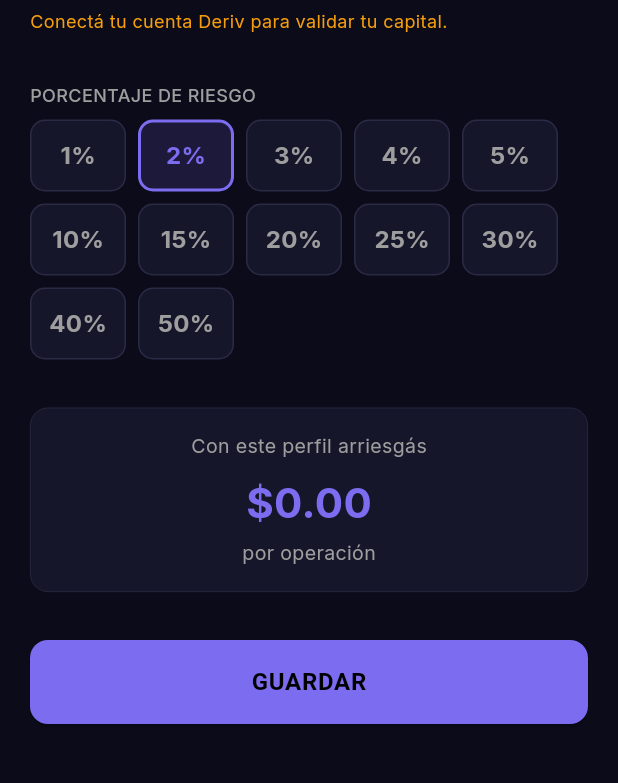
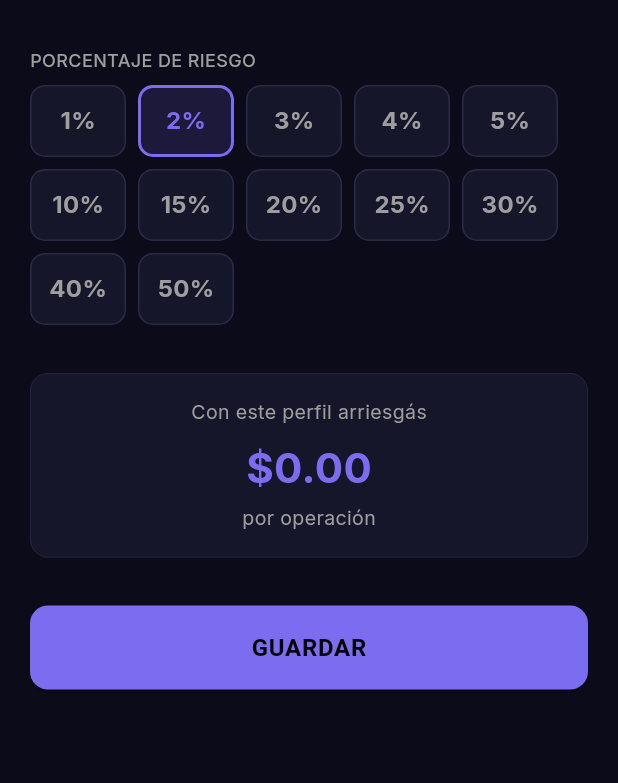
Before and after one commit to ergonber/Multisyntrade, a Flutter app: the CapitalRiskScreen screen opened directly, after a tap on "GUARDAR", on a phone screen of 412 x 824 dp, the part 308-1091 px from its top. Run offline on Flutter 3.47's test engine with Material 3 defaults, Android fonts, the phone set to English and light mode, and no system bars; our stand-ins replace app_links, go_router, shared_preferences, supabase_flutter; accounts and stored records are empty.

Commit message:
Capital/riesgo: capital declarado por el usuario (sin validar contra saldo Deriv)

```diff
--- a/app/lib/presentation/screens/profile/capital_risk_screen.dart
+++ b/app/lib/presentation/screens/profile/capital_risk_screen.dart
@@ -5,7 +5,6 @@
 import '../../../core/widgets/app_button.dart';
 import '../../providers/auth_provider.dart';
 import '../../providers/profile_provider.dart';
-import '../../providers/deriv_provider.dart';
 
 class CapitalRiskScreen extends StatefulWidget {
   const CapitalRiskScreen({super.key});
@@ -85,28 +84,7 @@
 
     final capital = double.tryParse(_capitalController.text) ?? 0;
 
-    final deriv = context.read<DerivProvider>();
-    if (!deriv.isConnected) {
-      ScaffoldMessenger.of(context).showSnackBar(
-        const SnackBar(
-          content: Text('Conectá tu cuenta Deriv para configurar tu capital.'),
-          backgroundColor: AppColors.negative,
-        ),
-      );
-      return;
-    }
-    if (capital > deriv.account.balance) {
-      ScaffoldMessenger.of(context).showSnackBar(
-        SnackBar(
-          content: Text(
-            'Tu capital no puede superar tu saldo Deriv (\$${deriv.account.balance.toStringAsFixed(2)}).',
-          ),
-          backgroundColor: AppColors.negative,
-        ),
-      );
-      return;
-    }
-
+    profileProvider.clearError();
     await profileProvider.setCapital(userId, capital);
     await profileProvider.setRisk(userId, _riskPct);
 
@@ -119,6 +97,12 @@
           ),
         );
       } else {
+        ScaffoldMessenger.of(context).showSnackBar(
+          const SnackBar(
+            content: Text('Capital y riesgo guardados.'),
+            backgroundColor: AppColors.primary,
+          ),
+        );
         Navigator.pop(context);
       }
     }
@@ -159,11 +143,7 @@
                   if (v == null || v.isEmpty) return 'Ingresá tu capital';
                   final n = double.tryParse(v);
                   if (n == null) return 'Número inválido';
-                  if (n < 1) return 'Mínimo \$1';
-                  final deriv = context.read<DerivProvider>();
-                  if (deriv.isConnected && n > deriv.account.balance) {
-                    return 'No puede superar tu saldo Deriv (\$${deriv.account.balance.toStringAsFixed(2)})';
-                  }
+                  if (n <= 0) return 'El capital debe ser mayor a 0';
                   return null;
                 },
               ),
@@ -172,23 +152,6 @@
                 'Este dato lo declarás vos. SynTrade no lo verifica.',
                 style: TextStyle(color: Colors.grey[600], fontSize: 12, fontStyle: FontStyle.italic),
               ),
-              Builder(builder: (context) {
-                final deriv = context.watch<DerivProvider>();
-                if (!deriv.isConnected) {
-                  return Padding(
-                    padding: const EdgeInsets.only(top: 6),
-                    child: Text('Conectá tu cuenta Deriv para validar tu capital.',
-                        style: TextStyle(color: AppColors.warning, fontSize: 12)),
-                  );
-                }
-                return Padding(
-                  padding: const EdgeInsets.only(top: 6),
-                  child: Text(
-                    'Saldo disponible en Deriv: \$${deriv.account.balance.toStringAsFixed(2)} ${deriv.account.currency}',
-                    style: const TextStyle(color: AppColors.primary, fontSize: 12, fontWeight: FontWeight.w600),
-                  ),
-                );
-              }),
               const SizedBox(height: 32),
               const Text('PORCENTAJE DE RIESGO',
                   style: TextStyle(color: Colors.grey, fontSize: 12, fontWeight: FontWeight.w500)),
```
Also changed, not shown: 2 other files.
